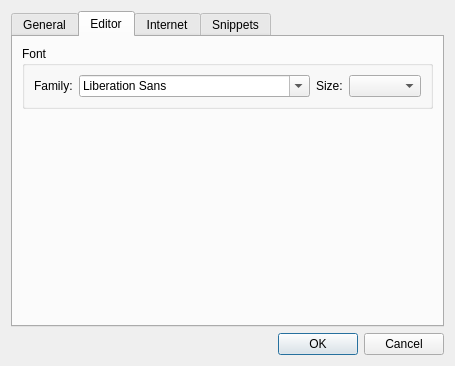
cloose/CuteMarkEd, file app/optionsdialog.ui: the form before one commit.
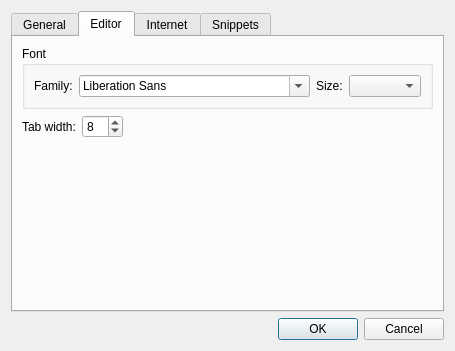
The form after the commit. The open tabs and pages were chosen to show the change.

Commit message:
Introduce tab width settings to options
Conflicts:
	app/optionsdialog.cpp
	app/optionsdialog.ui

The edit to the form file:
```diff
--- a/app/optionsdialog.ui
+++ b/app/optionsdialog.ui
@@ -6,8 +6,8 @@
    <rect>
     <x>0</x>
     <y>0</y>
-    <width>386</width>
-    <height>366</height>
+    <width>440</width>
+    <height>351</height>
    </rect>
   </property>
   <property name="windowTitle">
@@ -73,8 +73,8 @@
       <attribute name="title">
        <string>Editor</string>
       </attribute>
-      <layout class="QVBoxLayout" name="verticalLayout_2">
-       <item>
+      <layout class="QGridLayout" name="gridLayout">
+       <item row="0" column="0" colspan="3">
         <widget class="QGroupBox" name="fontGroupBox">
          <property name="title">
           <string>Font</string>
@@ -103,7 +103,40 @@
          </layout>
         </widget>
        </item>
-       <item>
+       <item row="1" column="0">
+        <widget class="QLabel" name="tabWidthLabel">
+         <property name="text">
+          <string>Tab width:</string>
+         </property>
+        </widget>
+       </item>
+       <item row="1" column="1">
+        <widget class="QSpinBox" name="tabWidthSpinBox">
+         <property name="minimum">
+          <number>1</number>
+         </property>
+         <property name="maximum">
+          <number>16</number>
+         </property>
+         <property name="value">
+          <number>8</number>
+         </property>
+        </widget>
+       </item>
+       <item row="1" column="2">
+        <spacer name="horizontalSpacer">
+         <property name="orientation">
+          <enum>Qt::Horizontal</enum>
+         </property>
+         <property name="sizeHint" stdset="0">
+          <size>
+           <width>275</width>
+           <height>20</height>
+          </size>
+         </property>
+        </spacer>
+       </item>
+       <item row="2" column="0" colspan="3">
         <spacer name="verticalSpacer">
          <property name="orientation">
           <enum>Qt::Vertical</enum>
```
Left out of the diff: 3 changed lines with no effect on the pictures. The commit also changes 5 other files.
